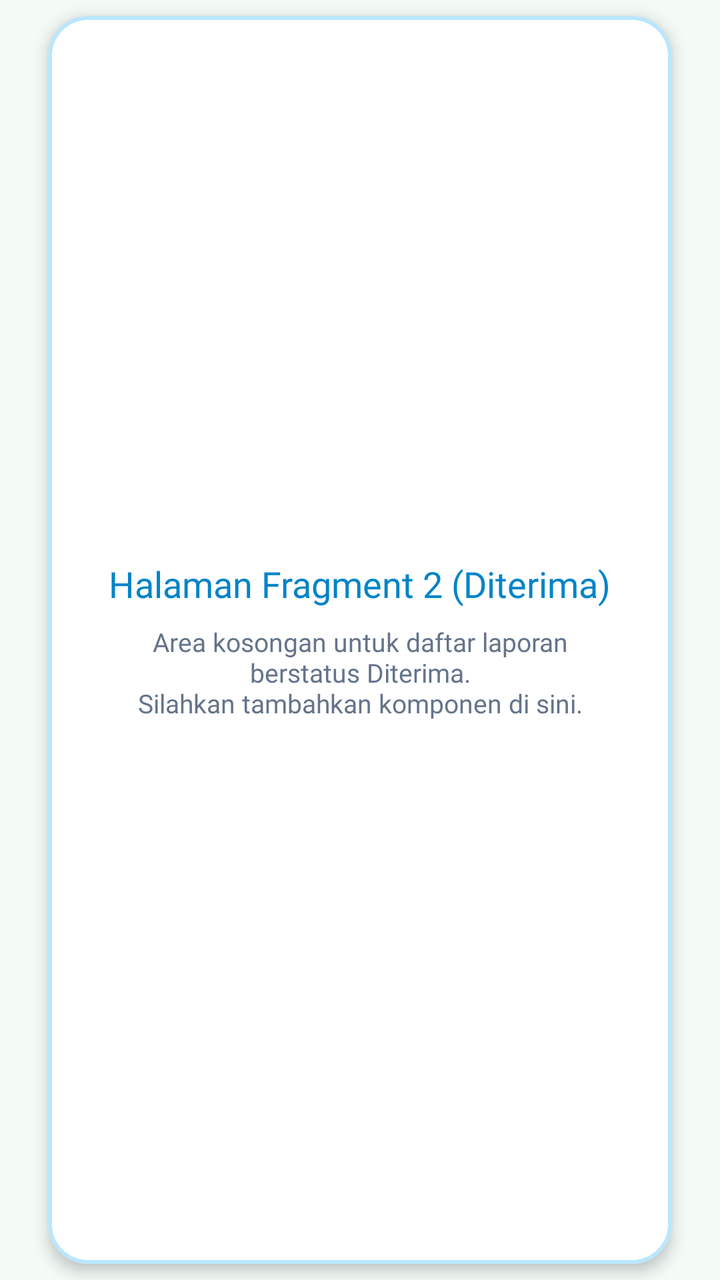
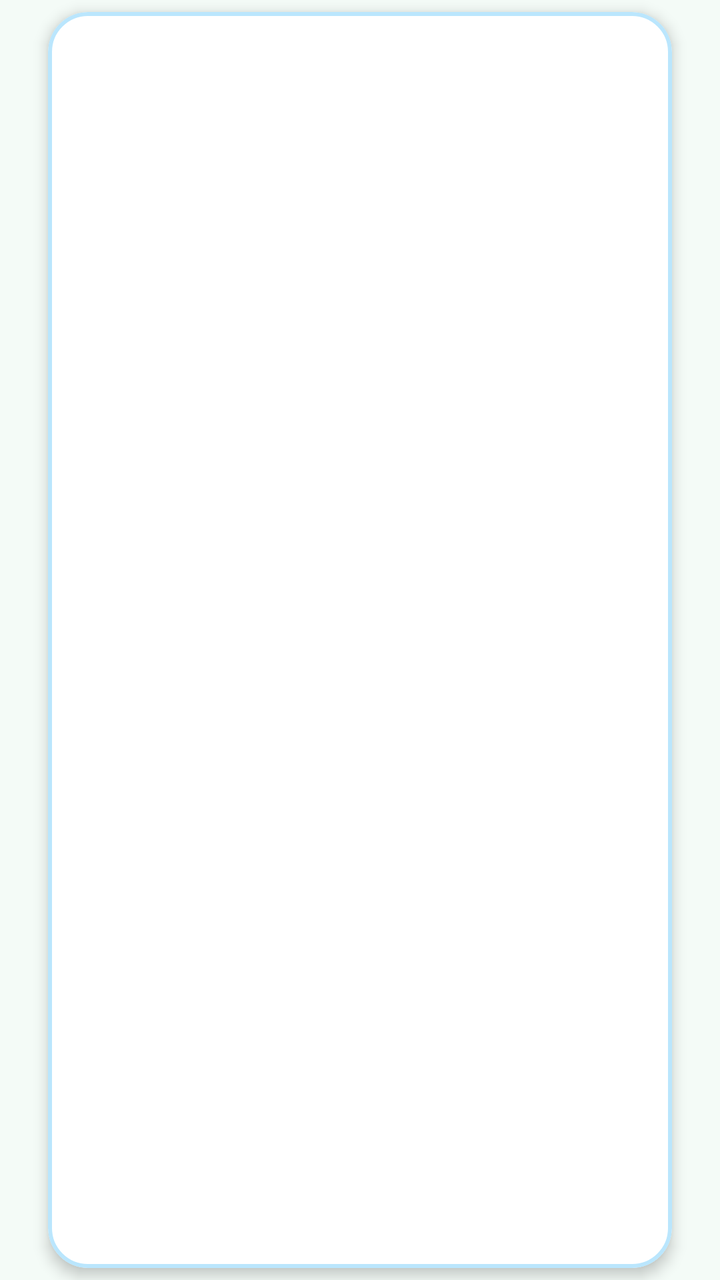

Screens rendered from an Android XML layout before and after an edit, with the pre-edit source and the edit as a unified diff.
<!-- AndroidManifest.xml: application theme Theme.Material3.DayNight.NoActionBar -->
<!-- res/layout/fragment_fragment2.xml -->
<?xml version="1.0" encoding="utf-8"?>
<FrameLayout xmlns:android="http://schemas.android.com/apk/res/android"
    xmlns:app="http://schemas.android.com/apk/res-auto"
    xmlns:tools="http://schemas.android.com/tools"
    android:layout_width="match_parent"
    android:layout_height="match_parent"
    android:background="#F4FBF7"
    tools:context=".fragment2">

    
    <com.google.android.material.card.MaterialCardView
        android:layout_width="match_parent"
        android:layout_height="match_parent"
        android:layout_marginHorizontal="24dp"
        android:layout_marginVertical="8dp"
        app:cardBackgroundColor="#FFFFFF"
        app:cardCornerRadius="20dp"
        app:cardElevation="4dp"
        app:strokeColor="#BAE6FD"
        app:strokeWidth="2dp">

        <LinearLayout
            android:layout_width="match_parent"
            android:layout_height="match_parent"
            android:gravity="center"
            android:orientation="vertical"
            android:padding="24dp">

            <TextView
                android:layout_width="wrap_content"
                android:layout_height="wrap_content"
                android:fontFamily="@font/monasansbold"
                android:text="Halaman Fragment 2 (Diterima)"
                android:textColor="#0284C7"
                android:textSize="18sp" />

            <TextView
                android:layout_width="wrap_content"
                android:layout_height="wrap_content"
                android:layout_marginTop="8dp"
                android:fontFamily="@font/monasansregular"
                android:gravity="center"
                android:text="Area kosongan untuk daftar laporan berstatus Diterima.\nSilahkan tambahkan komponen di sini."
                android:textColor="#64748B"
                android:textSize="13sp" />

        </LinearLayout>
    </com.google.android.material.card.MaterialCardView>

</FrameLayout>
<!-- resources referenced by this layout -->
<resources>

</resources>

<!-- the commit's change to res/layout/fragment_fragment2.xml (unified diff, before → after) -->
@@ -7,44 +7,27 @@
     android:background="#F4FBF7"
     tools:context=".fragment2">
 
-    
     <com.google.android.material.card.MaterialCardView
         android:layout_width="match_parent"
         android:layout_height="match_parent"
         android:layout_marginHorizontal="24dp"
-        android:layout_marginVertical="8dp"
+        android:layout_marginVertical="6dp"
         app:cardBackgroundColor="#FFFFFF"
         app:cardCornerRadius="20dp"
         app:cardElevation="4dp"
         app:strokeColor="#BAE6FD"
         app:strokeWidth="2dp">
 
-        <LinearLayout
+        <ListView
+            android:id="@+id/listLaporanItems"
             android:layout_width="match_parent"
             android:layout_height="match_parent"
-            android:gravity="center"
-            android:orientation="vertical"
-            android:padding="24dp">
+            android:clipToPadding="false"
+            android:divider="@android:color/transparent"
+            android:dividerHeight="4dp"
+            android:nestedScrollingEnabled="true"
+            android:padding="12dp" />
 
-            <TextView
-                android:layout_width="wrap_content"
-                android:layout_height="wrap_content"
-                android:fontFamily="@font/monasansbold"
-                android:text="Halaman Fragment 2 (Diterima)"
-                android:textColor="#0284C7"
-                android:textSize="18sp" />
-
-            <TextView
-                android:layout_width="wrap_content"
-                android:layout_height="wrap_content"
-                android:layout_marginTop="8dp"
-                android:fontFamily="@font/monasansregular"
-                android:gravity="center"
-                android:text="Area kosongan untuk daftar laporan berstatus Diterima.\nSilahkan tambahkan komponen di sini."
-                android:textColor="#64748B"
-                android:textSize="13sp" />
-
-        </LinearLayout>
     </com.google.android.material.card.MaterialCardView>
 
 </FrameLayout>
